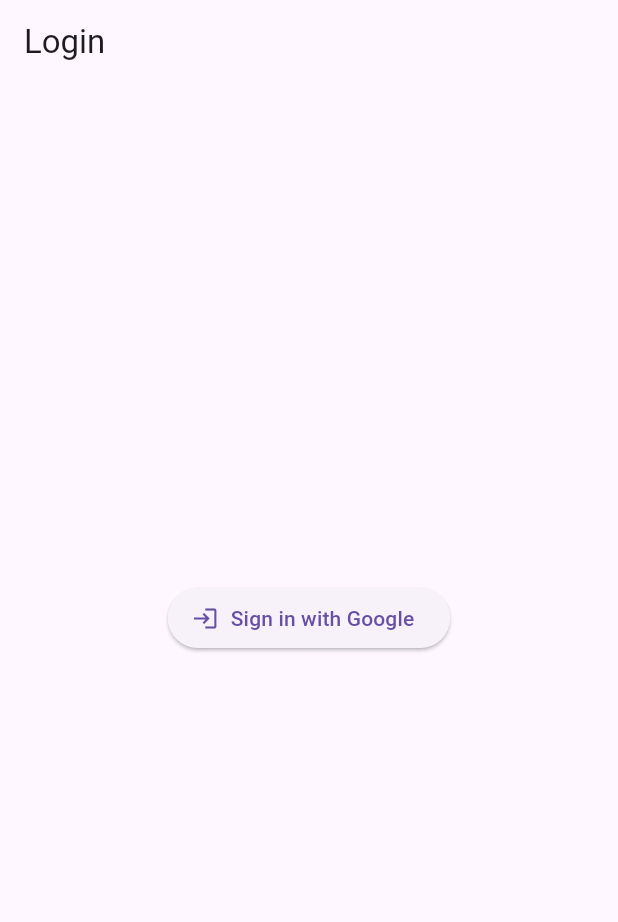
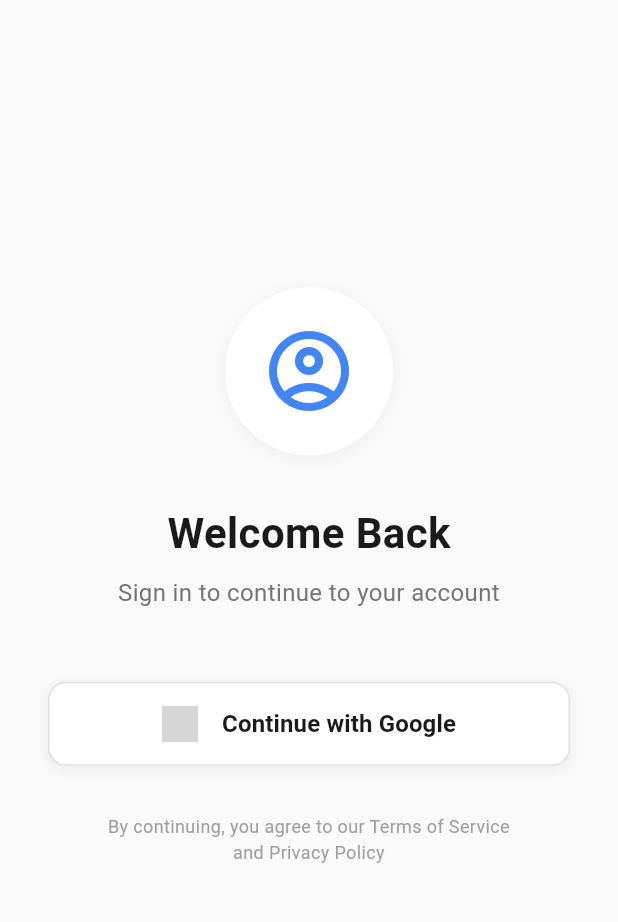
Before and after one commit to nk1044/timeSync, a Flutter app: the screen it shows after launch, on a phone screen of 412 x 824 dp, the part 84-1006 px from its top. Run offline on Flutter 3.47's test engine with Material 3 defaults, Android fonts, the phone set to English and light mode, and no system bars; our stand-ins replace dio, firebase_auth, firebase_core, flutter_dotenv, flutter_riverpod, google_sign_in and 1 more; accounts and stored records are empty; generated files the repository leaves out were written again; network calls fail; grey boxes are pictures that could not be loaded.

Commit message:
feat(auth): implement mobile authentication endpoint with Firebase and JWT

```diff
--- a/application/lib/auth/login.dart
+++ b/application/lib/auth/login.dart
@@ -1,42 +1,144 @@
+import 'package:application/server/login_service.dart';
 import 'package:flutter/material.dart';
+import 'package:flutter_riverpod/flutter_riverpod.dart'; // ⬅️ Import Riverpod
 import 'package:logger/logger.dart';
-import 'package:google_sign_in/google_sign_in.dart';
-import 'package:firebase_auth/firebase_auth.dart';
 
 final _logger = Logger();
 
-class MyLoginPage extends StatelessWidget {
+class MyLoginPage extends ConsumerWidget {
   const MyLoginPage({super.key});
 
-  void _handleGoogleSignIn(BuildContext context)async {
-    _logger.i('Google Sign-In button pressed');
+  void _handleGoogleSignIn(BuildContext context, WidgetRef ref) async {
     try {
-      final GoogleSignInAccount? googleUser = await GoogleSignIn().signIn();
-      final GoogleSignInAuthentication? googleAuth = await googleUser?.authentication;
-      final credentialsUser = await GoogleAuthProvider.credential(
-        accessToken: googleAuth?.accessToken,
-        idToken: googleAuth?.idToken,
-      );
-      _logger.i('Google Sign-In successful: ${googleUser?.email}');
-      _logger.i('Access Token: ${googleAuth?.accessToken}');
-      _logger.i('ID Token: ${googleAuth?.idToken}');
+      loginService(context, ref);
+      _logger.i('✅google logged in END');
     } catch (e) {
-      _logger.e('Error during Google Sign-In: $e');
-      ScaffoldMessenger.of(context).showSnackBar(
-        SnackBar(content: Text('Error signing in: $e')),
-      );
+      _logger.i('Error during Google Sign-In: $e');
     }
   }
 
   @override
-  Widget build(BuildContext context) {
+  Widget build(BuildContext context, WidgetRef ref) {
     return Scaffold(
-      appBar: AppBar(title: const Text('Login')),
-      body: Center(
-        child: ElevatedButton.icon(
-          onPressed: () => _handleGoogleSignIn(context),
-          icon: const Icon(Icons.login),
-          label: const Text('Sign in with Google'),
+      backgroundColor: Colors.grey[50],
+      body: SafeArea(
+        child: Center(
+          child: SingleChildScrollView(
+            padding: const EdgeInsets.symmetric(horizontal: 32.0),
+            child: Column(
+              mainAxisAlignment: MainAxisAlignment.center,
+              children: [
+                // Logo/Brand Section
+                Container(
+                  padding: const EdgeInsets.all(24),
+                  decoration: BoxDecoration(
+                    color: Colors.white,
+                    shape: BoxShape.circle,
+                    boxShadow: [
+                      BoxShadow(
+                        color: Colors.grey.withOpacity(0.1),
+                        spreadRadius: 2,
+                        blurRadius: 8,
+                        offset: const Offset(0, 2),
+                      ),
+                    ],
+                  ),
+                  child: const Icon(
+                    Icons.account_circle_outlined,
+                    size: 64,
+                    color: Color(0xFF4285F4),
+                  ),
+                ),
+
+                const SizedBox(height: 32),
+
+                // Welcome Text
+                const Text(
+                  'Welcome Back',
+                  style: TextStyle(
+                    fontSize: 28,
+                    fontWeight: FontWeight.bold,
+                    color: Color(0xFF1A1A1A),
+                  ),
+                ),
+
+                const SizedBox(height: 8),
+
+                Text(
+                  'Sign in to continue to your account',
+                  style: TextStyle(fontSize: 16, color: Colors.grey[600]),
+                  textAlign: TextAlign.center,
+                ),
+
+                const SizedBox(height: 48),
+
+                // Google Sign In Button
+                Container(
+                  width: double.infinity,
+                  height: 56,
+                  decoration: BoxDecoration(
+                    borderRadius: BorderRadius.circular(12),
+                    boxShadow: [
+                      BoxShadow(
+                        color: Colors.grey.withOpacity(0.15),
+                        spreadRadius: 1,
+                        blurRadius: 6,
+                        offset: const Offset(0, 2),
+                      ),
+                    ],
+                  ),
+                  child: ElevatedButton(
+                    onPressed: () => _handleGoogleSignIn(context, ref),
+                    style: ElevatedButton.styleFrom(
+                      backgroundColor: Colors.white,
+                      foregroundColor: const Color(0xFF1A1A1A),
+                      elevation: 0,
+                      shape: RoundedRectangleBorder(
+                        borderRadius: BorderRadius.circular(12),
+                        side: BorderSide(color: Colors.grey.shade300),
+                      ),
+                      padding: const EdgeInsets.symmetric(vertical: 16),
+                    ),
+                    child: Row(
+                      mainAxisAlignment: MainAxisAlignment.center,
+                      children: [
+                        // Google Logo
+                        Container(
+                          width: 24,
+                          height: 24,
+                          decoration: const BoxDecoration(
+                            image: DecorationImage(
+                              image: NetworkImage(
+                                'https://developers.google.com/identity/images/g-logo.png',
+                              ),
+                              fit: BoxFit.contain,
+                            ),
+                          ),
+                        ),
+                        const SizedBox(width: 16),
+                        const Text(
+                          'Continue with Google',
+                          style: TextStyle(
+                            fontSize: 16,
+                            fontWeight: FontWeight.w600,
+                          ),
+                        ),
+                      ],
+                    ),
+                  ),
+                ),
+
+                const SizedBox(height: 32),
+
+                // Footer Text
+                Text(
+                  'By continuing, you agree to our Terms of Service\nand Privacy Policy',
+                  style: TextStyle(fontSize: 12, color: Colors.grey[500]),
+                  textAlign: TextAlign.center,
+                ),
+              ],
+            ),
+          ),
         ),
       ),
     );
--- /dev/null
+++ b/application/lib/auth/token_provider.dart
@@ -0,0 +1,3 @@
+import 'package:flutter_riverpod/flutter_riverpod.dart';
+
+final tokenProvider = StateProvider<String?>((ref) => null);
--- a/application/pubspec.yaml
+++ b/application/pubspec.yaml
@@ -38,6 +38,9 @@
   google_sign_in: ^6.3.0
   logger: ^2.5.0
   firebase_auth: ^5.6.0
+  flutter_riverpod: ^2.6.1
+  dio: ^5.8.0+1
+  flutter_dotenv: ^5.2.1
 
 dev_dependencies:
   flutter_test:
@@ -91,3 +94,5 @@
   #
   # For details regarding fonts from package dependencies,
   # see https://flutter.dev/to/font-from-package
+  assets:
+    - .env
```
Also changed, not shown: application/lib/auth/auth_repository.dart (added, +41 -0 lines), application/lib/main.dart (+11 -1 lines), application/lib/server/dio_instance.dart (added, +19 -0 lines), application/lib/server/login_service.dart (added, +63 -0 lines), application/pubspec.lock, 3 other files.
